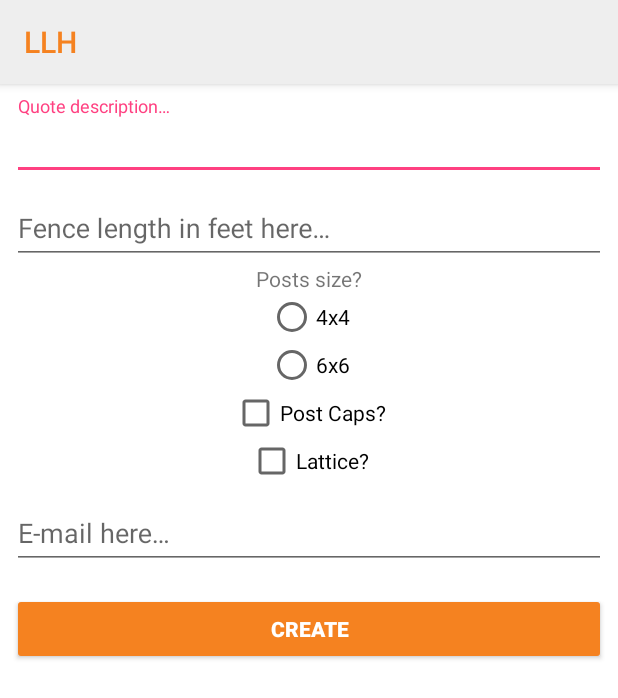
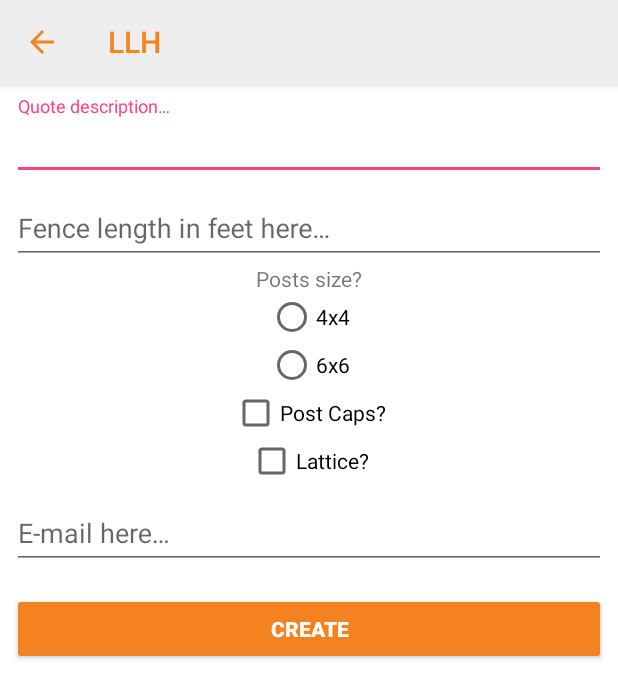
Before and after one commit to gramoszuniga/LLH, an Android app: the QuoteFencingActivity screen opened directly, with no data from a screen before it, on a phone screen of 412 x 824 dp. Shown: the top 698 px of the screen. Run offline under Robolectric (Android 15) with nearby library versions, the phone set to English and light mode, and no system bars.

Commit message:
Some landscape layouts + final touch-ups

```diff
--- a/app/src/main/java/ca/on/einfari/llh/activities/QuoteFencingActivity.java
+++ b/app/src/main/java/ca/on/einfari/llh/activities/QuoteFencingActivity.java
@@ -12,6 +12,7 @@ import android.content.Intent;
 import android.os.AsyncTask;
 import android.os.Bundle;
 import android.support.v7.app.AppCompatActivity;
+import android.support.v7.widget.Toolbar;
 import android.text.TextUtils;
 import android.view.View;
 import android.widget.Button;
@@ -50,6 +51,10 @@ public class QuoteFencingActivity extends AppCompatActivity {
     protected void onCreate(Bundle savedInstanceState) {
         super.onCreate(savedInstanceState);
         setContentView(R.layout.activity_quote_fencing);
+        Toolbar toolbar = findViewById(R.id.toolbar);
+        setSupportActionBar(toolbar);
+        getSupportActionBar().setDisplayHomeAsUpEnabled(true);
+        getSupportActionBar().setDisplayShowHomeEnabled(true);
         txtDescription = findViewById(R.id.txtDescription);
         txtLength = findViewById(R.id.txtLength);
         rad4x4 = findViewById(R.id.rad4x4);
@@ -208,7 +213,7 @@ public class QuoteFencingActivity extends AppCompatActivity {
                 RequestBody requestBody = RequestBody.create(LLHConstants.JSON, json.toString());
                 Request request = new Request.Builder()
                         .header("Authorization", "key=" + LLHConstants.
-                                FCN_LEGACY_SERVER_KEY).url(LLHConstants.FCM_API).post(requestBody).
+                                FCM_LEGACY_SERVER_KEY).url(LLHConstants.FCM_API).post(requestBody).
                                 build();
                 client.newCall(request).execute();
             } catch (JSONException err) {
--- a/app/src/main/java/ca/on/einfari/llh/utils/LLHConstants.java
+++ b/app/src/main/java/ca/on/einfari/llh/utils/LLHConstants.java
@@ -13,7 +13,7 @@ import okhttp3.MediaType;
 public class LLHConstants {
 
     public static final MediaType JSON = MediaType.parse("application/json; charset=utf-8");
-    public static final String FCN_LEGACY_SERVER_KEY = "AIzaSyDNGCrlj3PhxOf6ew8wsKDfzpJ3tOd3xqU";
+    public static final String FCM_LEGACY_SERVER_KEY = "AIzaSyDNGCrlj3PhxOf6ew8wsKDfzpJ3tOd3xqU";
     public static final String FCM_API = "https://fcm.googleapis.com/fcm/send";
     public static final double FENCE_SECTION_DIVISOR = 8;
     public static final int FENCE_BOARDS_FACTOR = 18;
--- /dev/null
+++ b/app/src/main/res/layout-land/activity_feed.xml
@@ -0,0 +1,54 @@
+<?xml version="1.0" encoding="utf-8"?>
+<android.support.constraint.ConstraintLayout xmlns:android="http://schemas.android.com/apk/res/android"
+    xmlns:app="http://schemas.android.com/apk/res-auto"
+    xmlns:tools="http://schemas.android.com/tools"
+    android:layout_width="match_parent"
+    android:layout_height="match_parent"
+    tools:context="ca.on.einfari.llh.activities.FeedListActivity">
+
+    <android.support.design.widget.AppBarLayout
+        android:id="@+id/appbar"
+        android:layout_width="match_parent"
+        android:layout_height="wrap_content"
+        android:theme="@style/AppTheme.AppBarOverlay">
+
+        <android.support.v7.widget.Toolbar
+            android:id="@+id/toolbar"
+            android:layout_width="match_parent"
+            android:layout_height="match_parent"
+            android:layout_weight="1"
+            android:background="?attr/colorPrimary"
+            app:layout_scrollFlags="enterAlways"
+            app:popupTheme="@style/AppTheme.PopupOverlay"
+            app:title="@string/app_name"
+            app:titleTextColor="@color/textColorPrimary">
+
+        </android.support.v7.widget.Toolbar>
+
+    </android.support.design.widget.AppBarLayout>
+
+    <android.support.v4.widget.SwipeRefreshLayout
+        android:id="@+id/srlFeedList"
+        android:layout_width="0dp"
+        android:layout_height="0dp"
+        android:layout_marginBottom="8dp"
+        android:layout_marginEnd="8dp"
+        android:layout_marginLeft="8dp"
+        android:layout_marginRight="8dp"
+        android:layout_marginStart="8dp"
+        android:layout_marginTop="8dp"
+        app:layout_constraintBottom_toBottomOf="parent"
+        app:layout_constraintEnd_toEndOf="parent"
+        app:layout_constraintStart_toStartOf="parent"
+        app:layout_constraintTop_toBottomOf="@+id/appbar">
+
+        <android.support.v7.widget.RecyclerView
+            android:id="@+id/rvFeedList"
+            android:layout_width="match_parent"
+            android:layout_height="match_parent">
+
+        </android.support.v7.widget.RecyclerView>
+
+    </android.support.v4.widget.SwipeRefreshLayout>
+
+</android.support.constraint.ConstraintLayout>
--- /dev/null
+++ b/app/src/main/res/layout-land/activity_quote_fencing.xml
@@ -0,0 +1,147 @@
+<?xml version="1.0" encoding="utf-8"?>
+<android.support.constraint.ConstraintLayout xmlns:android="http://schemas.android.com/apk/res/android"
+    xmlns:app="http://schemas.android.com/apk/res-auto"
+    xmlns:tools="http://schemas.android.com/tools"
+    android:layout_width="match_parent"
+    android:layout_height="match_parent"
+    tools:context="ca.on.einfari.llh.activities.RegisterActivity">
+
+    <android.support.design.widget.AppBarLayout
+        android:id="@+id/appbar"
+        android:layout_width="match_parent"
+        android:layout_height="wrap_content"
+        android:theme="@style/AppTheme.AppBarOverlay">
+
+        <android.support.v7.widget.Toolbar
+            android:id="@+id/toolbar"
+            android:layout_width="match_parent"
+            android:layout_height="match_parent"
+            android:layout_weight="1"
+            android:background="?attr/colorPrimary"
+            app:layout_scrollFlags="scroll|enterAlways"
+            app:popupTheme="@style/AppTheme.PopupOverlay"
+            app:title="@string/app_name"
+            app:titleTextColor="@color/textColorPrimary">
+
+        </android.support.v7.widget.Toolbar>
+
+    </android.support.design.widget.AppBarLayout>
+
+    <ScrollView
+        android:layout_width="0dp"
+        android:layout_height="0dp"
+        android:layout_marginBottom="8dp"
+        android:layout_marginLeft="8dp"
+        android:layout_marginRight="8dp"
+        android:layout_marginTop="8dp"
+        app:layout_constraintBottom_toBottomOf="parent"
+        app:layout_constraintLeft_toLeftOf="parent"
+        app:layout_constraintRight_toRightOf="parent"
+        app:layout_constraintTop_toBottomOf="@+id/appbar"
+        tools:layout_constraintBottom_creator="1"
+        tools:layout_constraintLeft_creator="1"
+        tools:layout_constraintRight_creator="1"
+        tools:layout_constraintTop_creator="1">
+
+        <LinearLayout
+            android:layout_width="match_parent"
+            android:layout_height="wrap_content"
+            android:focusableInTouchMode="true"
+            android:orientation="vertical">
+
+            <android.support.design.widget.TextInputLayout
+                android:layout_width="match_parent"
+                android:layout_height="wrap_content">
+
+                <android.support.design.widget.TextInputEditText
+                    android:id="@+id/txtDescription"
+                    android:layout_width="match_parent"
+                    android:layout_height="wrap_content"
+                    android:hint="@string/quote_description"
+                    android:inputType="text"
+                    android:maxLines="1" />
+
+            </android.support.design.widget.TextInputLayout>
+
+            <android.support.design.widget.TextInputLayout
+                android:layout_width="match_parent"
+                android:layout_height="wrap_content">
+
+                <android.support.design.widget.TextInputEditText
+                    android:id="@+id/txtLength"
+                    android:layout_width="match_parent"
+                    android:layout_height="wrap_content"
+                    android:hint="@string/fence_length_here"
+                    android:inputType="numberDecimal"
+                    android:maxLines="1" />
+
+            </android.support.design.widget.TextInputLayout>
+
+            <RadioGroup xmlns:android="http://schemas.android.com/apk/res/android"
+                android:layout_width="fill_parent"
+                android:layout_height="wrap_content">
+
+                <TextView
+                    android:layout_width="wrap_content"
+                    android:layout_height="wrap_content"
+                    android:layout_gravity="center_horizontal"
+                    android:text="@string/post_size" />
+
+                <RadioButton
+                    android:id="@+id/rad4x4"
+                    android:layout_width="wrap_content"
+                    android:layout_height="wrap_content"
+                    android:layout_gravity="center_horizontal"
+                    android:text="@string/_4x4" />
+
+                <RadioButton
+                    android:id="@+id/rad6x6"
+                    android:layout_width="wrap_content"
+                    android:layout_height="wrap_content"
+                    android:layout_gravity="center_horizontal"
+                    android:text="@string/_6x6" />
+
+            </RadioGroup>
+
+            <android.support.v7.widget.AppCompatCheckBox
+                android:id="@+id/chkPostCaps"
+                android:layout_width="wrap_content"
+                android:layout_height="wrap_content"
+                android:layout_gravity="center_horizontal"
+                android:text="@string/post_caps" />
+
+            <android.support.v7.widget.AppCompatCheckBox
+                android:id="@+id/chkLattice"
+                android:layout_width="wrap_content"
+                android:layout_height="wrap_content"
+                android:layout_gravity="center_horizontal"
+                android:text="@string/lattice" />
+
+            <android.support.design.widget.TextInputLayout
+                android:layout_width="match_parent"
+                android:layout_height="wrap_content">
+
+                <android.support.design.widget.TextInputEditText
+                    android:id="@+id/txtEmail"
+                    android:layout_width="match_parent"
+                    android:layout_height="wrap_content"
+                    android:hint="@string/e_mail_here"
+                    android:inputType="textEmailAddress"
+                    android:maxLines="1" />
+
+            </android.support.design.widget.TextInputLayout>
+
+            <Button
+                android:id="@+id/btnCreate"
+                style="@style/Widget.AppCompat.Button.Colored"
+                android:layout_width="match_parent"
+                android:layout_height="wrap_content"
+                android:layout_marginTop="16dp"
+                android:text="@string/create"
+                android:textStyle="bold"
+                android:theme="@style/LLH.Button" />
+        </LinearLayout>
+
+    </ScrollView>
+
+</android.support.constraint.ConstraintLayout>
```
